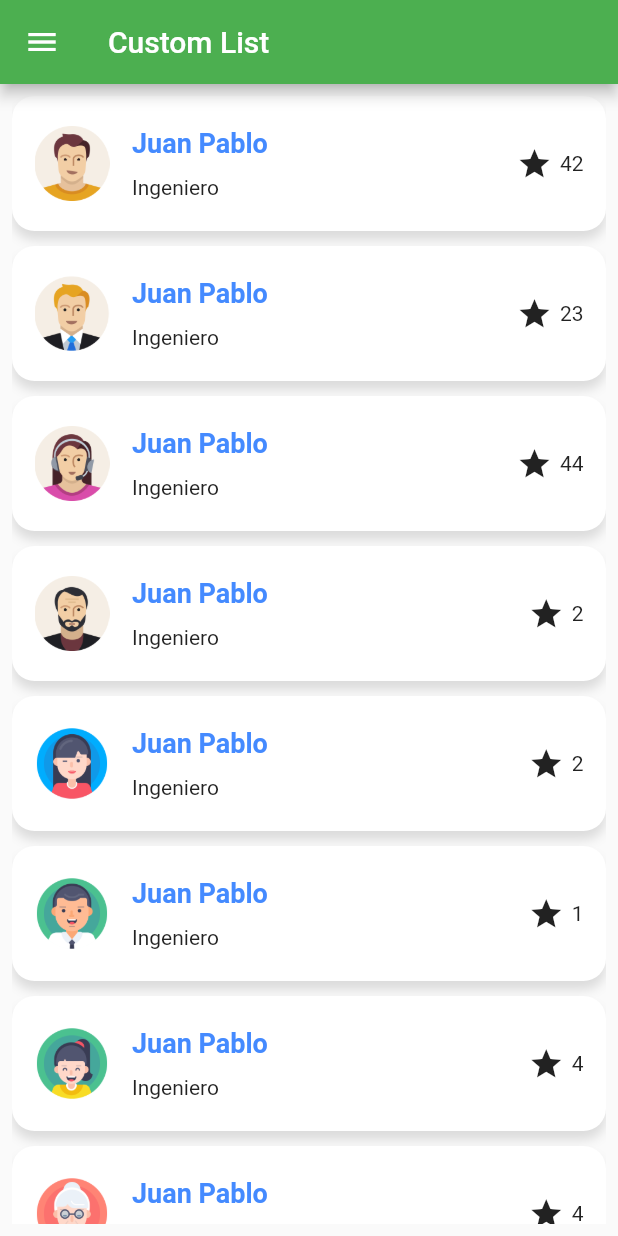
After one commit to sganan81/flutter_app, a Flutter app: the CustomListPage screen opened by its route, on a phone screen of 412 x 824 dp. The commit adds this screen. Run offline on Flutter 3.47's test engine with Material 2 defaults, Android fonts, the phone set to English and light mode, and no system bars; missing offline and left inert: flutter_barcode_scanner; network calls fail.

Commit message:
Card Swiper y Custom List

```diff
--- a/lib/main.dart
+++ b/lib/main.dart
@@ -29,6 +29,8 @@ class MyApp extends StatelessWidget{
         'container': (context) => const ContainerPage(),
         'card': (context) => const CardPage(),
         'qr_scanner':(context) => const QrScannerPage(),
+        'custom_list':(context) => CustomListPage(),
+        'card_swiper':(context) => const CardSwiperPage(),
       },
     );
   }
--- /dev/null
+++ b/lib/pages/custom_list_page.dart
@@ -0,0 +1,132 @@
+import 'package:flutter/material.dart';
+import 'package:flutter_app/themes/default_theme.dart';
+
+import '../widgets/widgets.dart';
+
+class CustomListPage extends StatefulWidget {
+
+  CustomListPage({super.key});
+
+  @override
+  State<CustomListPage> createState() => _CustomListPageState();
+}
+
+class _CustomListPageState extends State<CustomListPage> {
+  final List _elements = [
+    ['avatar1','Juan Pablo','Ingeniero',42],
+    ['avatar2','Juan Pablo','Ingeniero',23],
+    ['avatar3','Juan Pablo','Ingeniero',44],
+    ['avatar4','Juan Pablo','Ingeniero',2],
+    ['avatar5','Juan Pablo','Ingeniero',2],
+    ['avatar6','Juan Pablo','Ingeniero',1],
+    ['avatar7','Juan Pablo','Ingeniero',4],
+    ['avatar8','Juan Pablo','Ingeniero',4],
+    ['avatar9','Juan Pablo','Ingeniero',52],
+    ['avatar10','Juan Pablo','Ingeniero',6],
+    ['avatar11','Juan Pablo','Ingeniero',7],
+    ['avatar12','Juan Pablo','Ingeniero',21],
+    ['avatar13','Juan Pablo','Ingeniero',9],
+  ];
+  double _opacityLevel = 0;
+
+  ScrollController _scrollController = ScrollController();
+
+  @override
+  void initState() {
+    // TODO: implement initState
+    super.initState();
+
+    Future.delayed(const Duration(milliseconds: 500), () {
+
+      _scrollController.addListener(() {
+        print('pixel ${_scrollController.position.pixels} maxScrollExtent: ${_scrollController.position.maxScrollExtent}');
+      });
+
+      _opacityLevel = 1;
+      setState(() {
+
+      });
+    });
+
+  }
+
+
+  @override
+  Widget build(BuildContext context) {
+    return Scaffold(
+      appBar: AppBar(
+        title: Text('Custom List'),
+      ),
+      drawer: DrawerMenu(),
+      body: Padding(
+        padding: const EdgeInsets.all(8.0),
+        child: AnimatedOpacity(
+          opacity: _opacityLevel,
+          duration: const Duration(milliseconds: 900),
+          child: ListView.builder(
+            physics: BouncingScrollPhysics(),
+            controller: _scrollController,
+            itemCount: _elements.length,
+            itemBuilder: (context, index) {
+              return Container(
+                height: 90,
+                margin: const EdgeInsets.only(bottom: 10),
+                padding: EdgeInsets.symmetric(horizontal: 15, vertical: 10),
+                decoration: BoxDecoration(
+                    color: Colors.white,
+                    borderRadius: BorderRadius.circular(15),
+                    boxShadow: const [
+                      BoxShadow(
+                        color: Colors.black12,
+                        blurRadius: 5,
+                        spreadRadius: 0,
+                        offset: Offset(0, 6)
+                      )
+                    ]
+                ),
+                child: Row(
+                  mainAxisAlignment: MainAxisAlignment.spaceBetween,
+                  children: [
+                    //Image.network('https://cdn-icons-png.flaticon.com/512/147/147133.png', width: 50, height: 50,),
+                    GestureDetector(
+                      child: Image.asset('assets/avatars/avatar${index + 1}.png', width: 50, height: 50,),
+                      onTap: () {
+                        print('tap $index');
+                      },
+                      onLongPress: () {
+                        print('long press $index');
+                      },
+                    ),
+                    const SizedBox(width: 15,),
+                    Expanded(
+                      child: Column(
+                        mainAxisAlignment: MainAxisAlignment.spaceEvenly,
+                        crossAxisAlignment: CrossAxisAlignment.start,
+                        children: [
+                          Text(_elements[index][1], style: TextStyle(
+                              fontSize: 18,
+                              color: Colors.blueAccent.shade200,
+                              fontWeight: FontWeight.w600
+                            ),
+                          ),
+                          Text(_elements[index][2], style: TextStyle(fontSize: 14),),
+                        ],
+                      ),
+                    ),
+                    Row(
+                      children: [
+                        const Icon(Icons.star),
+                        const SizedBox(width: 5,),
+                        Text(_elements[index][3].toString())
+                      ],
+                    )
+                  ]
+                ),
+              );
+            },
+          ),
+        ),
+      ),
+    );
+  }
+}
--- a/lib/pages/pages.dart
+++ b/lib/pages/pages.dart
@@ -1,3 +1,6 @@
+export 'package:flutter_app/pages/card_swiper.dart';
+
+export 'package:flutter_app/pages/custom_list_page.dart';
 export 'package:flutter_app/pages/qr_page.dart';
 export 'package:flutter_app/pages/container_page.dart';
 export 'package:flutter_app/pages/counter_page.dart';
--- a/lib/widgets/drawer_menu.dart
+++ b/lib/widgets/drawer_menu.dart
@@ -12,6 +12,9 @@ class DrawerMenu extends StatelessWidget {
     {'route':'container','title':'Animated Container','subtitle':''},
     {'route':'card','title':'Cards','subtitle':''},
     {'route':'qr_scanner','title':'QR Scanner','subtitle':''},
+    {'route':'custom_list','title':'Custom List','subtitle':''},
+    {'route':'card_swiper','title':'Swiper List','subtitle':''},
+
   ];
 
   DrawerMenu({super.key});
@@ -62,7 +65,7 @@ class _DrawerHeaderAlternative extends StatelessWidget {
       child: Stack(
         children: [
           Positioned(
-            top: -10,
+            top: -90,
             child: Container(
               width: 130,
               height: 130,
@@ -70,7 +73,7 @@ class _DrawerHeaderAlternative extends StatelessWidget {
                 color: Colors.blueAccent.withOpacity(0.5),
                 borderRadius: BorderRadius.circular(10)
               ),
-              transform: Matrix4.rotationZ(0.6),
+              transform: Matrix4.rotationZ(0.2),
             ),
           ),
           Positioned(
--- a/pubspec.yaml
+++ b/pubspec.yaml
@@ -63,6 +63,8 @@ flutter:
   # To add assets to your application, add an assets section, like this:
   assets:
     - assets/images/
+    - assets/avatars/
+
   #   - images/a_dot_ham.jpeg
 
   # An image asset can refer to one or more resolution-specific "variants", see
```
Also changed, not shown: lib/pages/card_swiper.dart (added, +162 -0 lines), assets/avatars/avatar1.png (added), assets/avatars/avatar10.png (added), assets/avatars/avatar11.png (added), assets/avatars/avatar12.png (added), assets/avatars/avatar13.png (added), assets/avatars/avatar2.png (added), assets/avatars/avatar3.png (added), assets/avatars/avatar4.png (added), assets/avatars/avatar5.png (added), assets/avatars/avatar6.png (added), assets/avatars/avatar7.png (added), assets/avatars/avatar8.png (added), assets/avatars/avatar9.png (added).
